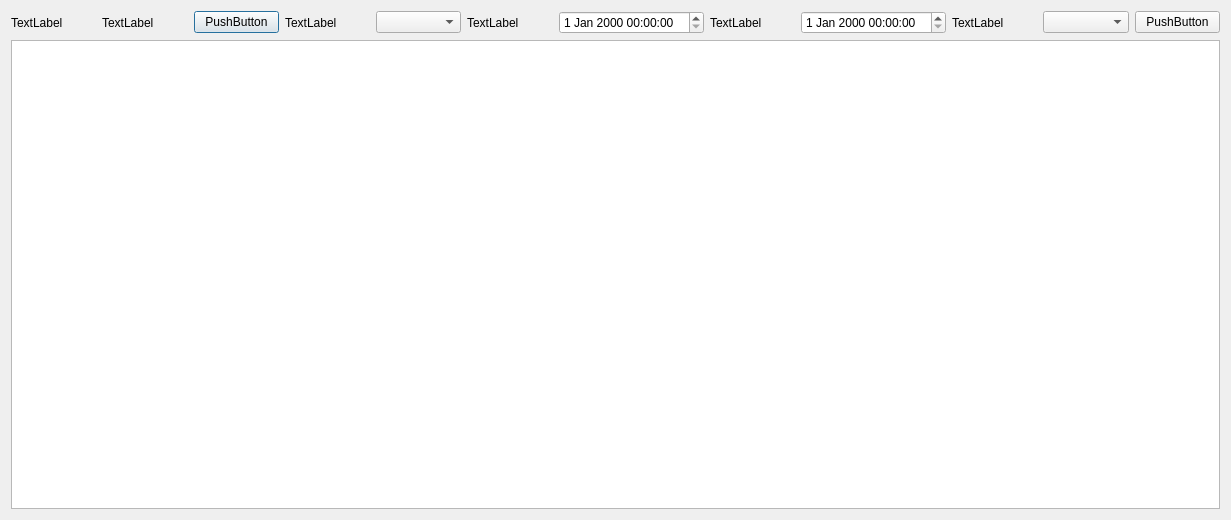
This is DeviceLog/WarningLogs/warninglogs.ui in Hccccc1/MOH_viewer as Qt 5 draws it before an edit. The edited form follows.
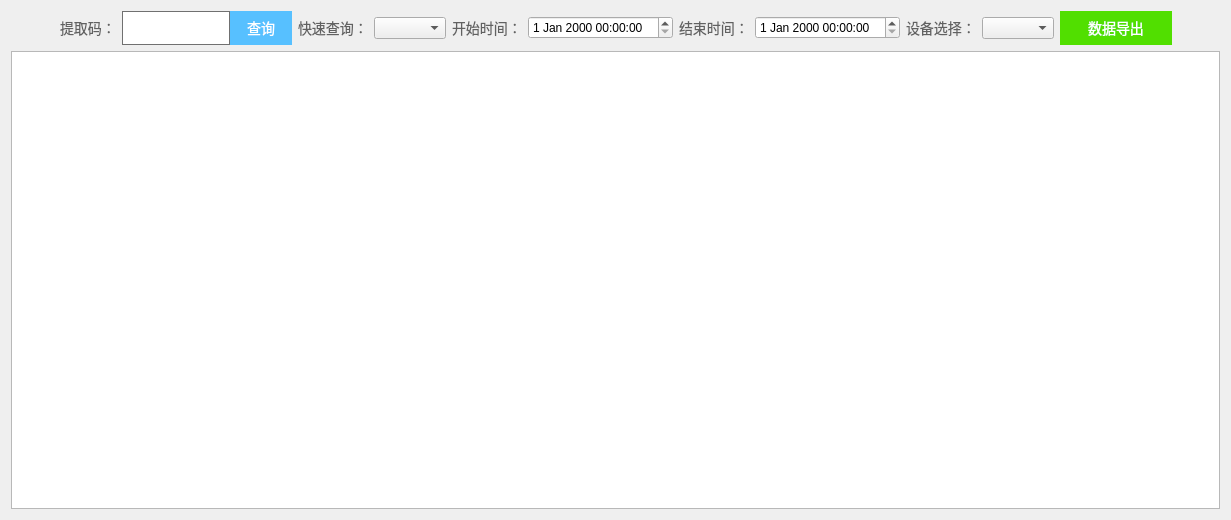
This is the edited form.

The edit to the form file:
```diff
--- a/DeviceLog/WarningLogs/warninglogs.ui
+++ b/DeviceLog/WarningLogs/warninglogs.ui
@@ -15,32 +15,91 @@
   </property>
   <layout class="QGridLayout" name="gridLayout">
    <item row="0" column="0">
-    <layout class="QHBoxLayout" name="horizontalLayout">
+    <layout class="QHBoxLayout" name="horizontalLayout_2">
+     <item>
+      <spacer name="horizontalSpacer">
+       <property name="orientation">
+        <enum>Qt::Horizontal</enum>
+       </property>
+       <property name="sizeHint" stdset="0">
+        <size>
+         <width>40</width>
+         <height>20</height>
+        </size>
+       </property>
+      </spacer>
+     </item>
      <item>
       <widget class="QLabel" name="label">
-       <property name="text">
-        <string>TextLabel</string>
+       <property name="styleSheet">
+        <string notr="true">QLabel {
+font-size:14px;
+font-family:PingFang SC;
+font-weight:300;
+line-height:44px;
+color:rgba(97,97,97,1);
+}</string>
        </property>
-      </widget>
-     </item>
-     <item>
-      <widget class="QLabel" name="label_2">
        <property name="text">
-        <string>TextLabel</string>
+        <string>提取码：</string>
        </property>
       </widget>
      </item>
      <item>
-      <widget class="QPushButton" name="pushButton">
-       <property name="text">
-        <string>PushButton</string>
+      <layout class="QHBoxLayout" name="horizontalLayout">
+       <property name="spacing">
+        <number>0</number>
        </property>
-      </widget>
+       <item>
+        <widget class="QLineEdit" name="lineEdit">
+         <property name="maximumSize">
+          <size>
+           <width>16777215</width>
+           <height>34</height>
+          </size>
+         </property>
+         <property name="styleSheet">
+          <string notr="true">QLineEdit {
+border:1px solid rgba(112,112,112,1);
+}</string>
+         </property>
+        </widget>
+       </item>
+       <item>
+        <widget class="QPushButton" name="pushButton">
+         <property name="styleSheet">
+          <string notr="true">QPushButton {
+width:62px;
+height:34px;
+background:rgba(87,192,255,1);
+border:0px;
+font-size:14px;
+font-family:PingFang SC;
+font-weight:300;
+line-height:44px;
+color:rgba(255,255,255,1);
+}</string>
+         </property>
+         <property name="text">
+          <string>查询</string>
+         </property>
+        </widget>
+       </item>
+      </layout>
      </item>
      <item>
       <widget class="QLabel" name="label_3">
+       <property name="styleSheet">
+        <string notr="true">QLabel {
+font-size:14px;
+font-family:PingFang SC;
+font-weight:300;
+line-height:44px;
+color:rgba(97,97,97,1);
+}</string>
+       </property>
        <property name="text">
-        <string>TextLabel</string>
+        <string>快速查询：</string>
        </property>
       </widget>
      </item>
@@ -49,8 +108,17 @@
      </item>
      <item>
       <widget class="QLabel" name="label_4">
+       <property name="styleSheet">
+        <string notr="true">QLabel {
+font-size:14px;
+font-family:PingFang SC;
+font-weight:300;
+line-height:44px;
+color:rgba(97,97,97,1);
+}</string>
+       </property>
        <property name="text">
-        <string>TextLabel</string>
+        <string>开始时间：</string>
        </property>
       </widget>
      </item>
@@ -59,8 +127,17 @@
      </item>
      <item>
       <widget class="QLabel" name="label_5">
+       <property name="styleSheet">
+        <string notr="true">QLabel {
+font-size:14px;
+font-family:PingFang SC;
+font-weight:300;
+line-height:44px;
+color:rgba(97,97,97,1);
+}</string>
+       </property>
        <property name="text">
-        <string>TextLabel</string>
+        <string>结束时间：</string>
        </property>
       </widget>
      </item>
@@ -69,8 +146,17 @@
      </item>
      <item>
       <widget class="QLabel" name="label_6">
+       <property name="styleSheet">
+        <string notr="true">QLabel {
+font-size:14px;
+font-family:PingFang SC;
+font-weight:300;
+line-height:44px;
+color:rgba(97,97,97,1);
+}</string>
+       </property>
        <property name="text">
-        <string>TextLabel</string>
+        <string>设备选择：</string>
        </property>
       </widget>
      </item>
@@ -79,11 +165,37 @@
      </item>
      <item>
       <widget class="QPushButton" name="pushButton_2">
+       <property name="styleSheet">
+        <string notr="true">QPushButton {
+width:112px;
+height:34px;
+background:rgba(81,223,0,1);
+border:0px;
+font-size:14px;
+font-family:PingFang SC;
+font-weight:300;
+line-height:44px;
+color:rgba(255,255,255,1);
+}</string>
+       </property>
        <property name="text">
-        <string>PushButton</string>
+        <string>数据导出</string>
        </property>
       </widget>
      </item>
+     <item>
+      <spacer name="horizontalSpacer_2">
+       <property name="orientation">
+        <enum>Qt::Horizontal</enum>
+       </property>
+       <property name="sizeHint" stdset="0">
+        <size>
+         <width>40</width>
+         <height>20</height>
+        </size>
+       </property>
+      </spacer>
+     </item>
     </layout>
    </item>
    <item row="1" column="0">
```
